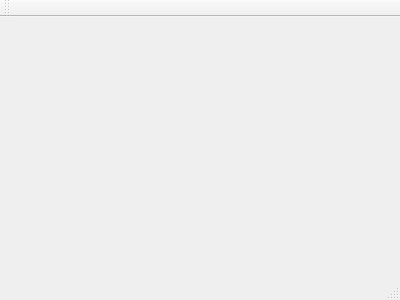
This is mainwindow.ui in murfalo/RogueEdit as Qt 5 draws it before an edit. The edited form follows.
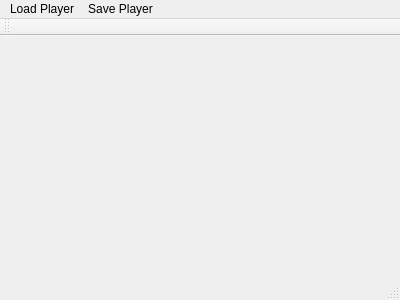
This is the edited form.

Commit message: Initialize Editor class with basic constructor

Diff of the .ui file:
```diff
--- a/mainwindow.ui
+++ b/mainwindow.ui
@@ -23,6 +23,18 @@
      <height>21</height>
     </rect>
    </property>
+   <widget class="QMenu" name="menuCharacter">
+    <property name="title">
+     <string>Load Player</string>
+    </property>
+   </widget>
+   <widget class="QMenu" name="menuSave_Player">
+    <property name="title">
+     <string>Save Player</string>
+    </property>
+   </widget>
+   <addaction name="menuCharacter"/>
+   <addaction name="menuSave_Player"/>
   </widget>
   <widget class="QToolBar" name="mainToolBar">
    <attribute name="toolBarArea">
```
The commit also changes 3 other files.
